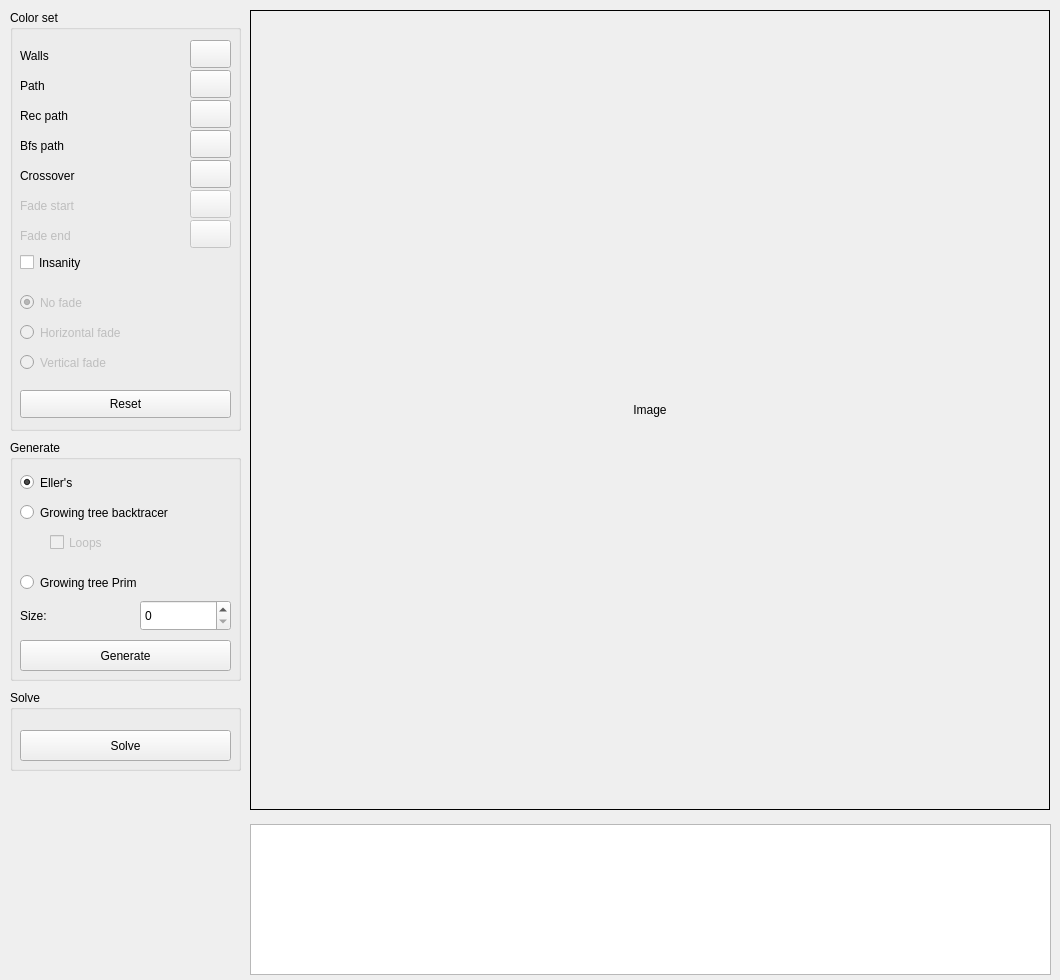
Old version of the form mainwindow.ui in the repository kristjanhenriroots/tarkvara_projekt.
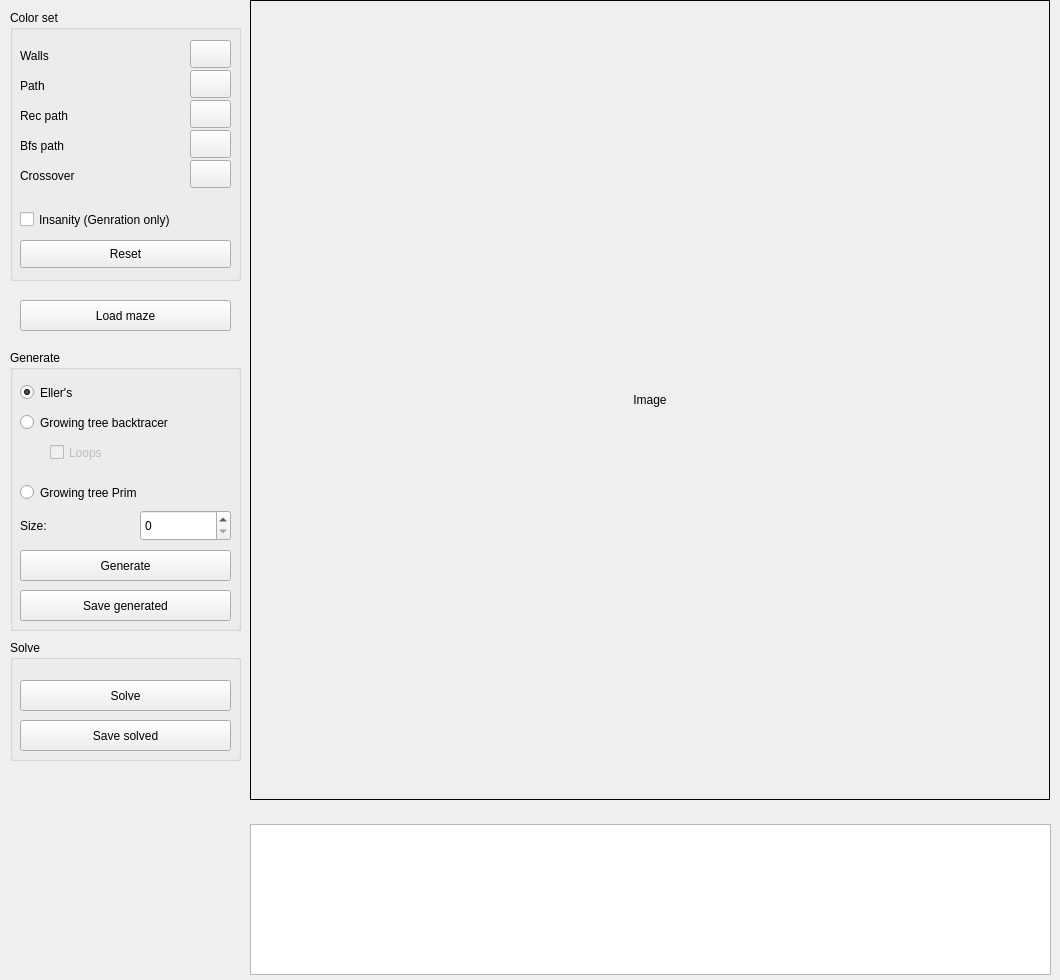
New version of the form.

Patch:
```diff
--- a/mainwindow.ui
+++ b/mainwindow.ui
@@ -30,7 +30,7 @@
     <property name="geometry">
      <rect>
       <x>250</x>
-      <y>10</y>
+      <y>0</y>
       <width>800</width>
       <height>800</height>
      </rect>
@@ -65,9 +65,9 @@
     <property name="geometry">
      <rect>
       <x>10</x>
-      <y>440</y>
+      <y>350</y>
       <width>231</width>
-      <height>241</height>
+      <height>281</height>
      </rect>
     </property>
     <property name="title">
@@ -179,14 +179,30 @@
       <string>Size:</string>
      </property>
     </widget>
+    <widget class="QPushButton" name="btnGenSave">
+     <property name="geometry">
+      <rect>
+       <x>10</x>
+       <y>240</y>
+       <width>211</width>
+       <height>31</height>
+      </rect>
+     </property>
+     <property name="text">
+      <string>Save generated</string>
+     </property>
+    </widget>
    </widget>
    <widget class="QGroupBox" name="groupBox_2">
+    <property name="enabled">
+     <bool>true</bool>
+    </property>
     <property name="geometry">
      <rect>
       <x>10</x>
-      <y>690</y>
+      <y>640</y>
       <width>231</width>
-      <height>81</height>
+      <height>121</height>
      </rect>
     </property>
     <property name="title">
@@ -205,6 +221,19 @@
       <string>Solve</string>
      </property>
     </widget>
+    <widget class="QPushButton" name="btnSolvSave">
+     <property name="geometry">
+      <rect>
+       <x>10</x>
+       <y>80</y>
+       <width>211</width>
+       <height>31</height>
+      </rect>
+     </property>
+     <property name="text">
+      <string>Save solved</string>
+     </property>
+    </widget>
    </widget>
    <widget class="QGroupBox" name="grpClrSet">
     <property name="geometry">
@@ -212,7 +241,7 @@
       <x>10</x>
       <y>10</y>
       <width>231</width>
-      <height>421</height>
+      <height>271</height>
      </rect>
     </property>
     <property name="title">
@@ -222,7 +251,7 @@
      <property name="geometry">
       <rect>
        <x>10</x>
-       <y>380</y>
+       <y>230</y>
        <width>211</width>
        <height>28</height>
       </rect>
@@ -361,135 +390,33 @@
       <string>Crossover</string>
      </property>
     </widget>
-    <widget class="QPushButton" name="btnClrFadeS">
-     <property name="enabled">
-      <bool>false</bool>
-     </property>
-     <property name="geometry">
-      <rect>
-       <x>180</x>
-       <y>180</y>
-       <width>41</width>
-       <height>28</height>
-      </rect>
-     </property>
-     <property name="text">
-      <string/>
-     </property>
-    </widget>
-    <widget class="QLabel" name="lblFadeS">
-     <property name="enabled">
-      <bool>false</bool>
-     </property>
-     <property name="geometry">
-      <rect>
-       <x>10</x>
-       <y>180</y>
-       <width>141</width>
-       <height>31</height>
-      </rect>
-     </property>
-     <property name="text">
-      <string>Fade start</string>
-     </property>
-    </widget>
-    <widget class="QLabel" name="lblFadeE">
-     <property name="enabled">
-      <bool>false</bool>
-     </property>
-     <property name="geometry">
-      <rect>
-       <x>10</x>
-       <y>210</y>
-       <width>141</width>
-       <height>31</height>
-      </rect>
-     </property>
-     <property name="text">
-      <string>Fade end</string>
-     </property>
-    </widget>
-    <widget class="QPushButton" name="btnClrFadeE">
-     <property name="enabled">
-      <bool>false</bool>
-     </property>
-     <property name="geometry">
-      <rect>
-       <x>180</x>
-       <y>210</y>
-       <width>41</width>
-       <height>28</height>
-      </rect>
-     </property>
-     <property name="text">
-      <string/>
-     </property>
-    </widget>
-    <widget class="QRadioButton" name="radFadeN">
-     <property name="enabled">
-      <bool>false</bool>
-     </property>
-     <property name="geometry">
-      <rect>
-       <x>10</x>
-       <y>280</y>
-       <width>141</width>
-       <height>25</height>
-      </rect>
-     </property>
-     <property name="text">
-      <string>No fade</string>
-     </property>
-     <property name="checked">
-      <bool>true</bool>
-     </property>
-    </widget>
-    <widget class="QRadioButton" name="radFadeH">
-     <property name="enabled">
-      <bool>false</bool>
-     </property>
-     <property name="geometry">
-      <rect>
-       <x>10</x>
-       <y>310</y>
-       <width>151</width>
-       <height>25</height>
-      </rect>
-     </property>
-     <property name="text">
-      <string>Horizontal fade</string>
-     </property>
-    </widget>
-    <widget class="QRadioButton" name="radFadeV">
-     <property name="enabled">
-      <bool>false</bool>
-     </property>
-     <property name="geometry">
-      <rect>
-       <x>10</x>
-       <y>340</y>
-       <width>151</width>
-       <height>25</height>
-      </rect>
-     </property>
-     <property name="text">
-      <string>Vertical fade</string>
-     </property>
-    </widget>
     <widget class="QCheckBox" name="chkClrIns">
      <property name="geometry">
       <rect>
        <x>10</x>
-       <y>240</y>
-       <width>106</width>
-       <height>25</height>
+       <y>194</y>
+       <width>211</width>
+       <height>31</height>
       </rect>
      </property>
      <property name="text">
-      <string>Insanity</string>
+      <string>Insanity (Genration only)</string>
      </property>
     </widget>
    </widget>
+   <widget class="QPushButton" name="btnGenLoad">
+    <property name="geometry">
+     <rect>
+      <x>20</x>
+      <y>300</y>
+      <width>211</width>
+      <height>31</height>
+     </rect>
+    </property>
+    <property name="text">
+     <string>Load maze</string>
+    </property>
+   </widget>
   </widget>
  </widget>
  <resources/>
```
